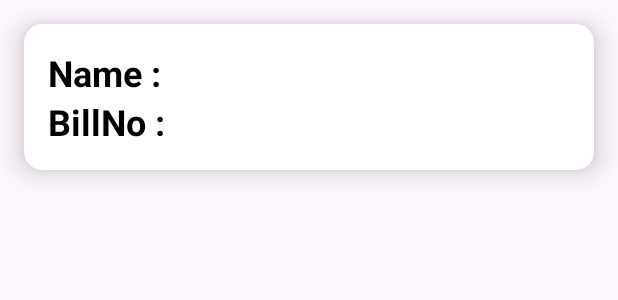
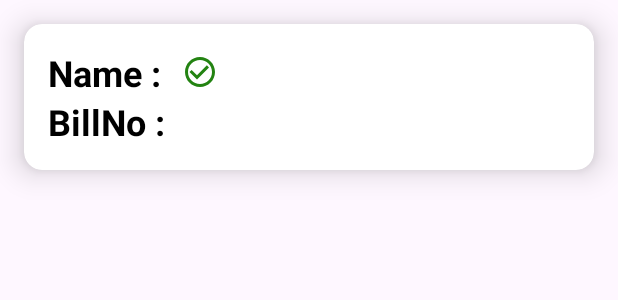
Before and after one commit to shravyasrinivas/BillingAppDemo, an Android app: the layout userentry.xml on its own in the app's theme, with its tools: preview values and no code run, on a phone screen of 412 x 824 dp. Shown: the top 300 px of the screen. Run offline under Robolectric (Android 15) with nearby library versions, the phone set to English and light mode, and no system bars.

Commit message:
paid_tag_-07/06

```diff
--- /dev/null
+++ b/app/src/main/res/drawable/ic_baseline_cancel_24.xml
@@ -0,0 +1,5 @@
+<vector android:height="24dp" android:tint="#8F182A"
+    android:viewportHeight="24" android:viewportWidth="24"
+    android:width="24dp" xmlns:android="http://schemas.android.com/apk/res/android">
+    <path android:fillColor="@android:color/white" android:pathData="M12,2C6.47,2 2,6.47 2,12s4.47,10 10,10 10,-4.47 10,-10S17.53,2 12,2zM17,15.59L15.59,17 12,13.41 8.41,17 7,15.59 10.59,12 7,8.41 8.41,7 12,10.59 15.59,7 17,8.41 13.41,12 17,15.59z"/>
+</vector>
--- /dev/null
+++ b/app/src/main/res/drawable/ic_baseline_check_circle_outline_24.xml
@@ -0,0 +1,5 @@
+<vector android:height="24dp" android:tint="#238312"
+    android:viewportHeight="24" android:viewportWidth="24"
+    android:width="24dp" xmlns:android="http://schemas.android.com/apk/res/android">
+    <path android:fillColor="@android:color/white" android:pathData="M16.59,7.58L10,14.17l-3.59,-3.58L5,12l5,5 8,-8zM12,2C6.48,2 2,6.48 2,12s4.48,10 10,10 10,-4.48 10,-10S17.52,2 12,2zM12,20c-4.42,0 -8,-3.58 -8,-8s3.58,-8 8,-8 8,3.58 8,8 -3.58,8 -8,8z"/>
+</vector>
--- /dev/null
+++ b/app/src/main/res/drawable/ic_baseline_close_24.xml
@@ -0,0 +1,5 @@
+<vector android:height="24dp" android:tint="#8F182A"
+    android:viewportHeight="24" android:viewportWidth="24"
+    android:width="24dp" xmlns:android="http://schemas.android.com/apk/res/android">
+    <path android:fillColor="@android:color/white" android:pathData="M19,6.41L17.59,5 12,10.59 6.41,5 5,6.41 10.59,12 5,17.59 6.41,19 12,13.41 17.59,19 19,17.59 13.41,12z"/>
+</vector>
--- /dev/null
+++ b/app/src/main/res/drawable/ic_baseline_done_24.xml
@@ -0,0 +1,5 @@
+<vector android:height="24dp" android:tint="#259910"
+    android:viewportHeight="24" android:viewportWidth="24"
+    android:width="24dp" xmlns:android="http://schemas.android.com/apk/res/android">
+    <path android:fillColor="@android:color/white" android:pathData="M9,16.2L4.8,12l-1.4,1.4L9,19 21,7l-1.4,-1.4L9,16.2z"/>
+</vector>
--- a/app/src/main/res/layout/userentry.xml
+++ b/app/src/main/res/layout/userentry.xml
@@ -5,53 +5,71 @@
     xmlns:app="http://schemas.android.com/apk/res-auto"
     app:cardElevation="12dp"
     app:cardCornerRadius="12dp"
-    android:layout_margin="16dp"
-    >
+    android:layout_margin="16dp">
+
     <LinearLayout
         android:layout_width="match_parent"
         android:layout_height="wrap_content"
         android:layout_margin="16dp"
         android:id="@+id/llrow"
         android:orientation="vertical">
+
         <LinearLayout
             android:layout_width="wrap_content"
             android:layout_height="wrap_content"
             android:orientation="horizontal"
             android:layout_gravity="center_vertical">
+
             <TextView
                 android:layout_width="wrap_content"
                 android:layout_height="wrap_content"
                 android:text="Name : "
                 android:textSize="24dp"
                 android:textColor="@color/black"
-                android:textStyle="bold"/>
+                android:textStyle="bold" />
+
             <TextView
                 android:id="@+id/textName"
                 android:layout_width="wrap_content"
                 android:layout_height="wrap_content"
                 android:textSize="24dp"
+                android:textColor="@color/black" />
+            <ImageView
+                android:id="@+id/tagImageView"
+                android:layout_width="24dp"
+                android:layout_height="24dp"
 
-                android:textColor="@color/black"/>
-</LinearLayout>
+                android:src="@drawable/ic_baseline_check_circle_outline_24"
+                android:layout_gravity="center_vertical"
+                android:layout_marginStart="8dp" />
+
+
+
+        </LinearLayout>
+
         <LinearLayout
             android:layout_width="wrap_content"
             android:layout_height="wrap_content"
             android:orientation="horizontal"
+            android:layout_gravity="center_vertical">
 
-            android:layout_gravity="center_vertical">
             <TextView
                 android:layout_width="wrap_content"
                 android:layout_height="wrap_content"
                 android:text="BillNo :"
                 android:textSize="24dp"
                 android:textColor="@color/black"
-                android:textStyle="bold"/>
+                android:textStyle="bold" />
+
             <TextView
                 android:id="@+id/textbillno"
                 android:layout_width="wrap_content"
                 android:layout_height="wrap_content"
                 android:textSize="24dp"
-                android:textColor="@color/black"/>
+                android:textColor="@color/black" />
+
         </LinearLayout>
+
     </LinearLayout>
+
 </androidx.cardview.widget.CardView>
```
Also changed, not shown: app/src/main/java/com/example/BillingDemo/MyAdapter.java (+12 -2 lines).
